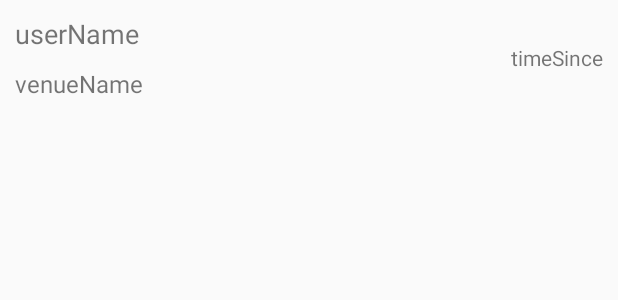
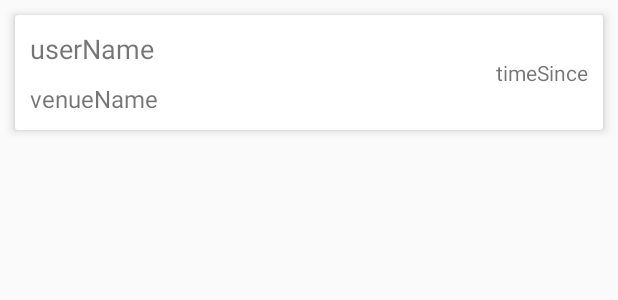
Before and after one commit to Chris0296/OutApp, an Android app: the layout view_feed_item.xml on its own in the app's theme, with its tools: preview values and no code run, on a phone screen of 412 x 824 dp. Shown: the top 300 px of the screen. Run offline under Robolectric (Android 15) with nearby library versions, the phone set to English and light mode, and no system bars.

Commit message:
Update title logic and some layouts

```diff
--- a/app/src/main/java/com/example/chris/outapp/view/MainActivity.java
+++ b/app/src/main/java/com/example/chris/outapp/view/MainActivity.java
@@ -131,6 +131,9 @@ public class MainActivity extends AppCompatActivity{
     public void setActionBarTitle(int stringId){
         getSupportActionBar().setTitle(stringId);
     }
+
+    public void setActionBarTitle(String string) {getSupportActionBar().setTitle(string);}
+
     public void setDisplayHomeAsUpEnabled(Boolean val){
         getSupportActionBar().setDisplayHomeAsUpEnabled(val);
     }
--- a/app/src/main/java/com/example/chris/outapp/view/fragment/FriendDetailFragment.java
+++ b/app/src/main/java/com/example/chris/outapp/view/fragment/FriendDetailFragment.java
@@ -35,6 +35,9 @@ public class FriendDetailFragment extends Fragment {
         textViewFriendName = fragmentView.findViewById(R.id.textViewFriendName);
         User friend = (User) getArguments().getSerializable("friend");
         textViewFriendName.setText(friend.getUserName());
+
+        ((MainActivity) getActivity()).setActionBarTitle(friend.getUserName());
+
         return fragmentView;
     }
 }
--- a/app/src/main/java/com/example/chris/outapp/view/fragment/VenueDetailFragment.java
+++ b/app/src/main/java/com/example/chris/outapp/view/fragment/VenueDetailFragment.java
@@ -109,6 +109,7 @@ public class VenueDetailFragment extends Fragment {
                 }
             }
         });
+        ((MainActivity) getActivity()).setActionBarTitle(chosenVenue.getVenueName());
         return fragmentView;
     }
 }
--- a/app/src/main/res/layout/activity_main.xml
+++ b/app/src/main/res/layout/activity_main.xml
@@ -17,7 +17,7 @@
         android:layout_width="match_parent"
         android:layout_height="wrap_content"
         android:layout_alignParentBottom="true"
-        android:background="@color/colorPrimary"
+        android:background="?colorPrimary"
         app:menu="@menu/navigation"
         app:labelVisibilityMode="labeled"
         app:itemIconTint="@drawable/nav_item_selector"
--- a/app/src/main/res/layout/fragment_feed.xml
+++ b/app/src/main/res/layout/fragment_feed.xml
@@ -25,7 +25,7 @@
         android:layout_below="@+id/layoutInput"
         android:layout_width="match_parent"
         android:layout_height="1dp"
-        android:background="@color/colorPrimary"
+        android:background="?colorAccent"
         />
     <android.support.v7.widget.RecyclerView
         android:id="@+id/recyclerViewOutGoers"
--- a/app/src/main/res/layout/view_feed_item.xml
+++ b/app/src/main/res/layout/view_feed_item.xml
@@ -1,4 +1,12 @@
 <?xml version="1.0" encoding="utf-8"?>
+<android.support.v7.widget.CardView android:layout_width="match_parent"
+    android:layout_height="wrap_content"
+    xmlns:android="http://schemas.android.com/apk/res/android"
+    xmlns:app="http://schemas.android.com/apk/res-auto"
+    android:layout_margin="10dp"
+    app:cardCornerRadius="2dp"
+    app:cardElevation="4dp">
+
     <RelativeLayout xmlns:android="http://schemas.android.com/apk/res/android"
         android:layout_width="match_parent"
         android:layout_height="wrap_content"
@@ -31,3 +39,5 @@
             android:layout_centerVertical="true"/>
 
     </RelativeLayout>
+
+</android.support.v7.widget.CardView>
```
Also changed, not shown: app/src/main/res/values/colors.xml (+22 -0 lines), app/src/main/res/values/styles.xml (+19 -0 lines). Lines whose indentation alone changed are shown as unchanged.
